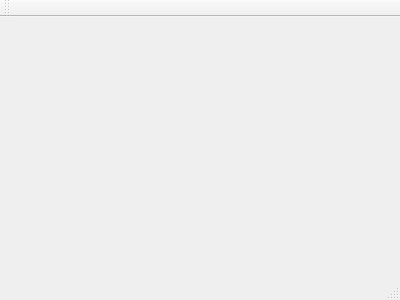
Old version of the form ATSarf/src/AMTagger/amtmainwindow.ui in the repository codelogicanalysis/atmine.
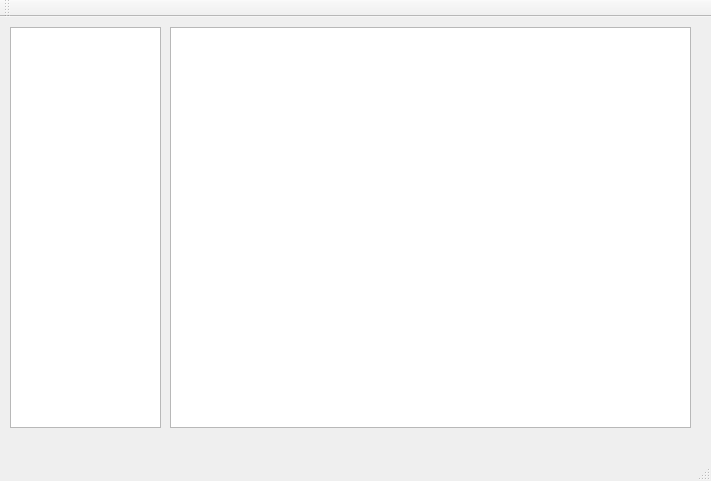
New version of the form.

```diff
--- a/ATSarf/src/AMTagger/amtmainwindow.ui
+++ b/ATSarf/src/AMTagger/amtmainwindow.ui
@@ -1,24 +1,60 @@
 <ui version="4.0">
  <class>AMTMainWindow</class>
- <widget class="QMainWindow" name="AMTMainWindow" >
-  <property name="geometry" >
+ <widget class="QMainWindow" name="AMTMainWindow">
+  <property name="geometry">
    <rect>
     <x>0</x>
     <y>0</y>
-    <width>400</width>
-    <height>300</height>
+    <width>711</width>
+    <height>481</height>
    </rect>
   </property>
   <property name="windowTitle" >
    <string>AMTMainWindow</string>
   </property>
-  <widget class="QMenuBar" name="menuBar" />
-  <widget class="QToolBar" name="mainToolBar" />
-  <widget class="QWidget" name="centralWidget" />
-  <widget class="QStatusBar" name="statusBar" />
+  <widget class="QWidget" name="centralWidget">
+   <widget class="QTreeView" name="treeView">
+    <property name="geometry">
+     <rect>
+      <x>10</x>
+      <y>10</y>
+      <width>151</width>
+      <height>401</height>
+     </rect>
+    </property>
+   </widget>
+   <widget class="QTextBrowser" name="textBrowser">
+    <property name="geometry">
+     <rect>
+      <x>170</x>
+      <y>10</y>
+      <width>521</width>
+      <height>401</height>
+     </rect>
+    </property>
+   </widget>
+  </widget>
+  <widget class="QMenuBar" name="menuBar">
+   <property name="geometry">
+    <rect>
+     <x>0</x>
+     <y>0</y>
+     <width>711</width>
+     <height>25</height>
+    </rect>
+   </property>
+  </widget>
+  <widget class="QToolBar" name="mainToolBar">
+   <attribute name="toolBarArea">
+    <enum>TopToolBarArea</enum>
+   </attribute>
+   <attribute name="toolBarBreak">
+    <bool>false</bool>
+   </attribute>
+  </widget>
+  <widget class="QStatusBar" name="statusBar"/>
  </widget>
- <layoutDefault spacing="6" margin="11" />
- <pixmapfunction></pixmapfunction>
+ <layoutdefault spacing="6" margin="11"/>
  <resources/>
  <connections/>
 </ui>
```
Left out of the diff: 3 changed lines with no effect on the pictures.
